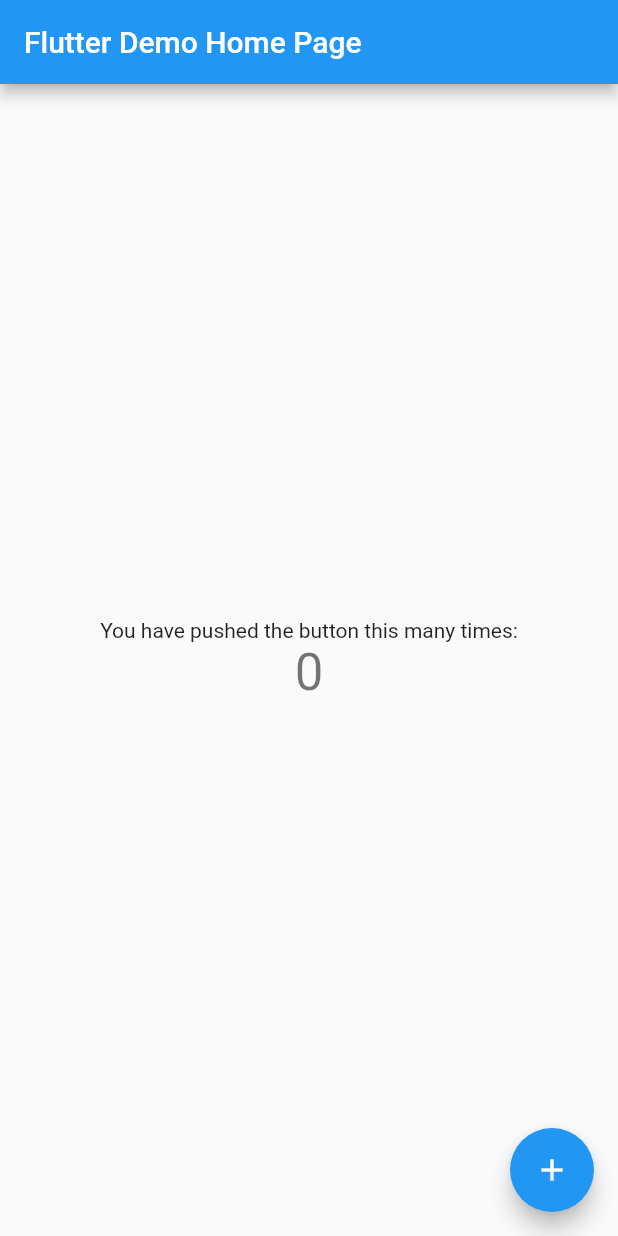
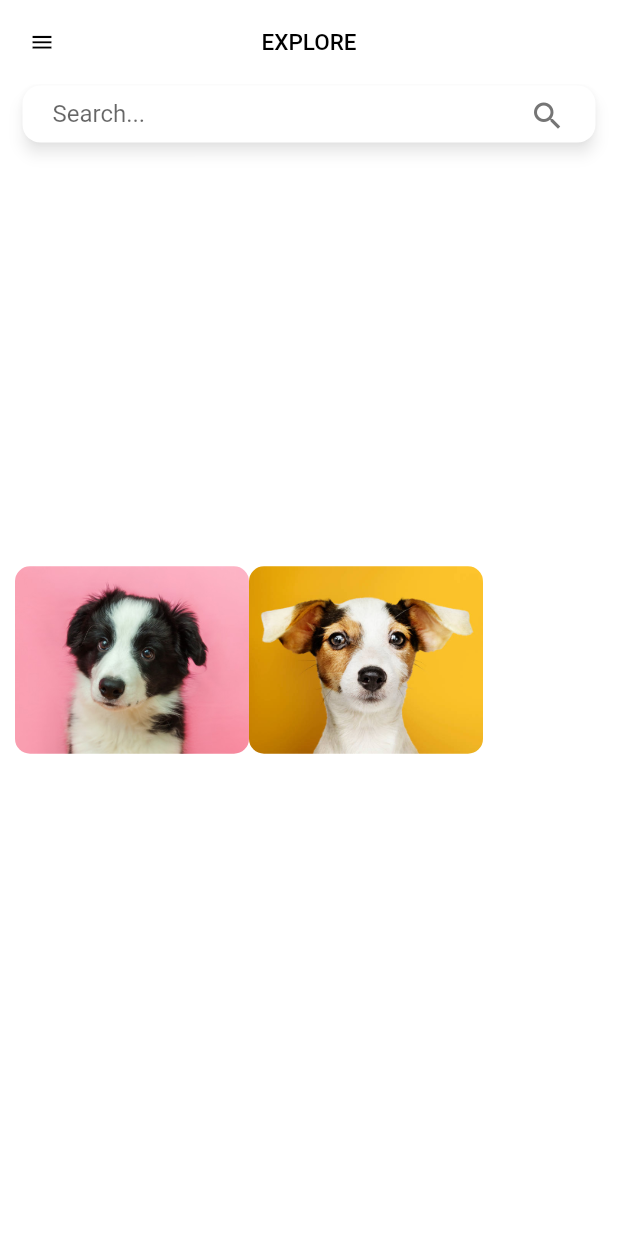
Before and after one commit to Kayeris/findmypet, a Flutter app: the screen it shows after launch, on a phone screen of 412 x 824 dp. Run offline on Flutter 3.47's test engine with Material 2 defaults, Android fonts, the phone set to English and light mode, and no system bars; drawn by our look-alikes of material_floating_search_bar; Roboto replaces fonts that are missing (Montserrat).

Commit message:
added explore screen

```diff
--- a/lib/main.dart
+++ b/lib/main.dart
@@ -1,3 +1,4 @@
+import 'package:findmypet/screens/explore.dart';
 import 'package:flutter/material.dart';
 
 void main() {
@@ -11,33 +12,15 @@
     return MaterialApp(
       title: 'Flutter Demo',
       theme: ThemeData(
-        // This is the theme of your application.
-        //
-        // Try running your application with "flutter run". You'll see the
-        // application has a blue toolbar. Then, without quitting the app, try
-        // changing the primarySwatch below to Colors.green and then invoke
-        // "hot reload" (press "r" in the console where you ran "flutter run",
-        // or simply save your changes to "hot reload" in a Flutter IDE).
-        // Notice that the counter didn't reset back to zero; the application
-        // is not restarted.
         primarySwatch: Colors.blue,
       ),
-      home: MyHomePage(title: 'Flutter Demo Home Page'),
+      home: ExploreScreen(),
     );
   }
 }
 
 class MyHomePage extends StatefulWidget {
   MyHomePage({Key key, this.title}) : super(key: key);
-
-  // This widget is the home page of your application. It is stateful, meaning
-  // that it has a State object (defined below) that contains fields that affect
-  // how it looks.
-
-  // This class is the configuration for the state. It holds the values (in this
-  // case the title) provided by the parent (in this case the App widget) and
-  // used by the build method of the State. Fields in a Widget subclass are
-  // always marked "final".
 
   final String title;
 
@@ -46,68 +29,22 @@
 }
 
 class _MyHomePageState extends State<MyHomePage> {
-  int _counter = 0;
-
-  void _incrementCounter() {
-    setState(() {
-      // This call to setState tells the Flutter framework that something has
-      // changed in this State, which causes it to rerun the build method below
-      // so that the display can reflect the updated values. If we changed
-      // _counter without calling setState(), then the build method would not be
-      // called again, and so nothing would appear to happen.
-      _counter++;
-    });
-  }
-
   @override
   Widget build(BuildContext context) {
-    // This method is rerun every time setState is called, for instance as done
-    // by the _incrementCounter method above.
-    //
-    // The Flutter framework has been optimized to make rerunning build methods
-    // fast, so that you can just rebuild anything that needs updating rather
-    // than having to individually change instances of widgets.
     return Scaffold(
       appBar: AppBar(
-        // Here we take the value from the MyHomePage object that was created by
-        // the App.build method, and use it to set our appbar title.
         title: Text(widget.title),
       ),
       body: Center(
-        // Center is a layout widget. It takes a single child and positions it
-        // in the middle of the parent.
         child: Column(
-          // Column is also a layout widget. It takes a list of children and
-          // arranges them vertically. By default, it sizes itself to fit its
-          // children horizontally, and tries to be as tall as its parent.
-          //
-          // Invoke "debug painting" (press "p" in the console, choose the
-          // "Toggle Debug Paint" action from the Flutter Inspector in Android
-          // Studio, or the "Toggle Debug Paint" command in Visual Studio Code)
-          // to see the wireframe for each widget.
-          //
-          // Column has various properties to control how it sizes itself and
-          // how it positions its children. Here we use mainAxisAlignment to
-          // center the children vertically; the main axis here is the vertical
-          // axis because Columns are vertical (the cross axis would be
-          // horizontal).
           mainAxisAlignment: MainAxisAlignment.center,
           children: <Widget>[
             Text(
               'You have pushed the button this many times:',
             ),
-            Text(
-              '$_counter',
-              style: Theme.of(context).textTheme.headline4,
-            ),
           ],
         ),
       ),
-      floatingActionButton: FloatingActionButton(
-        onPressed: _incrementCounter,
-        tooltip: 'Increment',
-        child: Icon(Icons.add),
-      ), // This trailing comma makes auto-formatting nicer for build methods.
     );
   }
 }
--- /dev/null
+++ b/lib/screens/explore.dart
@@ -0,0 +1,147 @@
+import 'package:flutter/material.dart';
+import 'package:material_floating_search_bar/material_floating_search_bar.dart';
+
+/* Credits to: rajayogan for design and idea:
+https://github.com/rajayogan/flutterui-minimaldesigns/blob/master/lib/main.dart
+
+Modified by Jack Hoang
+*/
+
+class ExploreScreen extends StatefulWidget {
+  @override
+  _ExploreScreenState createState() => _ExploreScreenState();
+}
+
+class _ExploreScreenState extends State<ExploreScreen> {
+  @override
+  Widget build(BuildContext context) {
+    return Scaffold(
+      backgroundColor: Colors.white,
+      appBar: AppBar(
+        backgroundColor: Colors.white,
+        elevation: 0.0,
+        title: Text(
+          'EXPLORE',
+          style: TextStyle(
+            fontFamily: 'Montserrat',
+            fontSize: 15.0,
+            color: Colors.black,
+          ),
+        ),
+        centerTitle: true,
+        leading: IconButton(
+          icon: Icon(Icons.menu),
+          color: Colors.black,
+          iconSize: 17.0,
+          onPressed: () {},
+        ),
+      ),
+      // This is handled by the search bar itself.
+      resizeToAvoidBottomInset: false,
+      body: Stack(
+        fit: StackFit.expand,
+        children: [
+          SizedBox(
+            height: 25.0,
+          ),
+          row('images/dog1.jpg', 'images/dog2.jpg'),
+          buildFloatingSearchBar()
+        ],
+      ),
+    );
+  }
+
+  Widget buildFloatingSearchBar() {
+    final isPortrait =
+        MediaQuery.of(context).orientation == Orientation.portrait;
+
+    return FloatingSearchBar(
+      borderRadius: BorderRadius.circular(12),
+      height: 38,
+      margins: const EdgeInsets.only(top: 1, left: 15, right: 15),
+      hint: 'Search...',
+      scrollPadding: const EdgeInsets.only(top: 16, bottom: 56),
+      transitionDuration: const Duration(milliseconds: 800),
+      transitionCurve: Curves.easeInOut,
+      physics: const BouncingScrollPhysics(),
+      axisAlignment: isPortrait ? 0.0 : -1.0,
+      openAxisAlignment: 0.0,
+      width: isPortrait ? 600 : 500,
+      debounceDelay: const Duration(milliseconds: 500),
+      onQueryChanged: (query) {
+        // Call your model, bloc, controller here.
+      },
+      // Specify a custom transition to be used for
+      // animating between opened and closed stated.
+      transition: CircularFloatingSearchBarTransition(),
+      actions: [
+        FloatingSearchBarAction(
+          showIfOpened: false,
+          child: CircularButton(
+            icon: const Icon(Icons.search),
+            onPressed: () {},
+          ),
+        ),
+        FloatingSearchBarAction.searchToClear(
+          showIfClosed: false,
+        ),
+      ],
+      builder: (context, transition) {
+        return ClipRRect(
+          borderRadius: BorderRadius.circular(8),
+          child: Material(
+            color: Colors.white,
+            elevation: 4.0,
+            child: Column(
+              mainAxisSize: MainAxisSize.min,
+              children: Colors.accents.map((color) {
+                return Container(height: 70, color: color);
+              }).toList(),
+            ),
+          ),
+        );
+      },
+    );
+  }
+
+  Widget row(String imgPath1, String imgPath2) {
+    return Container(
+      height: 125.0,
+      padding: EdgeInsets.only(left: 10.0, right: 10.0),
+      child: Row(
+        children: [
+          Container(
+            height: 125.0,
+            width: (MediaQuery.of(context).size.width - 100.0) / 2,
+            decoration: BoxDecoration(
+                borderRadius: BorderRadius.circular(10.0),
+                image: DecorationImage(
+                    image: AssetImage(imgPath1), fit: BoxFit.cover)),
+          ),
+          Container(
+            height: 125.0,
+            width: (MediaQuery.of(context).size.width - 100.0) / 2,
+            child: Column(
+              children: [
+                SizedBox(
+                  width: 10.0,
+                ),
+                Container(
+                  height: 125.0,
+                  width: (MediaQuery.of(context).size.width - 30 / 2),
+                  child: Container(
+                    height: 250.0,
+                    decoration: BoxDecoration(
+                        borderRadius: BorderRadius.circular(10.0),
+                        image: DecorationImage(
+                            image: AssetImage(imgPath2), fit: BoxFit.cover)),
+                  ),
+                )
+              ],
+            ),
+          )
+        ],
+      ),
+    );
+  }
+}
--- a/pubspec.yaml
+++ b/pubspec.yaml
@@ -23,6 +23,7 @@
 dependencies:
   flutter:
     sdk: flutter
+  material_floating_search_bar: ^0.3.4
 
 
   # The following adds the Cupertino Icons font to your application.
@@ -48,6 +49,11 @@
   # assets:
   #   - images/a_dot_burr.jpeg
   #   - images/a_dot_ham.jpeg
+  assets:
+    - images/dog1.jpg
+    - images/dog2.jpg
+    - images/dog3.jpg
+    - images/dog4.jpg
 
   # An image asset can refer to one or more resolution-specific "variants", see
   # https://flutter.dev/assets-and-images/#resolution-aware.
```
Also changed, not shown: images/dog1.jpg (added), images/dog2.jpg (added), images/dog3.jpg (added), images/dog4.jpg (added), pubspec.lock.
